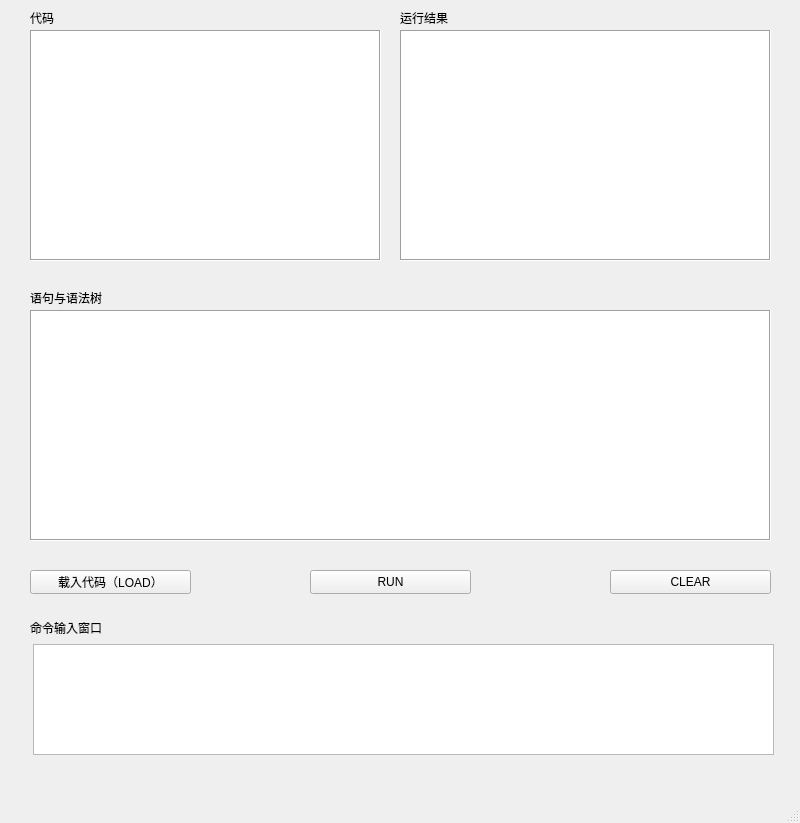
This is minibasic.ui in linin00/minibasic as Qt 5 draws it before an edit. The edited form follows.
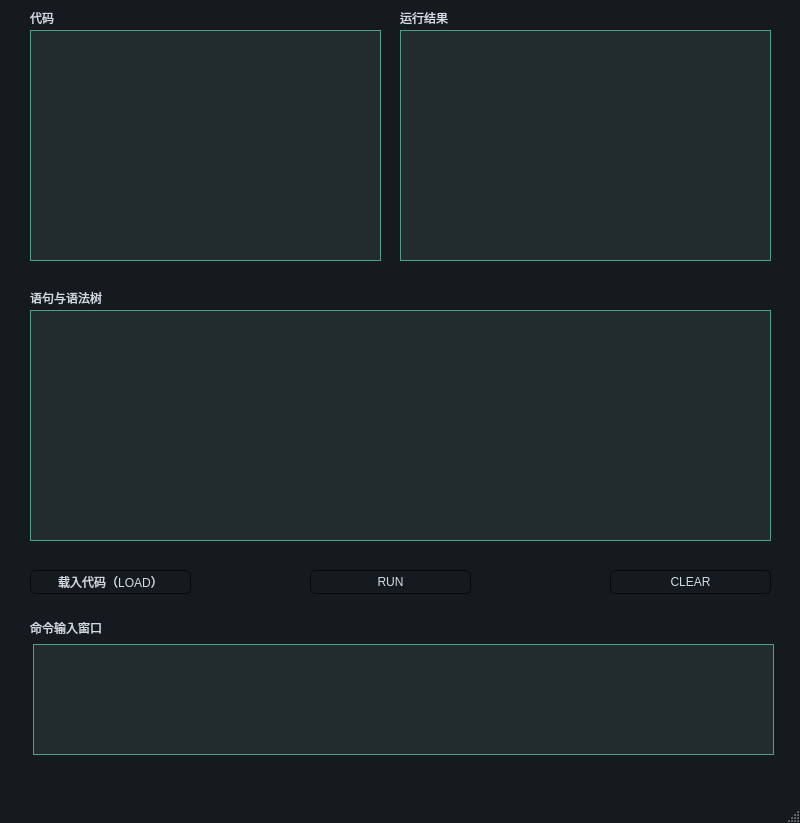
This is the edited form.

Patch:
```diff
--- a/minibasic.ui
+++ b/minibasic.ui
@@ -14,7 +14,537 @@
    <string>minibasic</string>
   </property>
   <property name="styleSheet">
-   <string notr="true"/>
+   <string notr="true">/*
+ManjaroMix Style Sheet for QT Applications
+Author: Jaime A. Quiroga P.
+Company: GTRONICK
+Last updated: 25/02/2020, 15:42.
+Available at: https://github.com/GTRONICK/QSS/blob/master/ManjaroMix.qss
+*/
+QMainWindow {
+	background-color:#151a1e;
+}
+QCalendar {
+	background-color: #151a1e;
+}
+QTextEdit {
+	border-width: 1px;
+	border-style: solid;
+	border-color: #4fa08b;
+	background-color: #222b2e;
+	color: #d3dae3;
+}
+QPlainTextEdit {
+	border-width: 1px;
+	border-style: solid;
+	border-color: #4fa08b;
+	background-color: #222b2e;
+	color: #d3dae3;
+}
+QToolButton {
+	border-style: solid;
+	border-top-color: qlineargradient(spread:pad, x1:0.5, y1:1, x2:0.5, y2:0, stop:0 rgb(215, 215, 215), stop:1 rgb(222, 222, 222));
+	border-right-color: qlineargradient(spread:pad, x1:0, y1:0.5, x2:1, y2:0.5, stop:0 rgb(217, 217, 217), stop:1 rgb(227, 227, 227));
+	border-left-color: qlineargradient(spread:pad, x1:0, y1:0.5, x2:1, y2:0.5, stop:0 rgb(227, 227, 227), stop:1 rgb(217, 217, 217));
+	border-bottom-color: qlineargradient(spread:pad, x1:0.5, y1:1, x2:0.5, y2:0, stop:0 rgb(215, 215, 215), stop:1 rgb(222, 222, 222));
+	border-width: 1px;
+	border-radius: 5px;
+	color: #d3dae3;
+	padding: 2px;
+	background-color: rgb(255,255,255);
+}
+QToolButton:hover{
+	border-style: solid;
+	border-top-color: qlineargradient(spread:pad, x1:0.5, y1:1, x2:0.5, y2:0, stop:0 rgb(195, 195, 195), stop:1 rgb(222, 222, 222));
+	border-right-color: qlineargradient(spread:pad, x1:0, y1:0.5, x2:1, y2:0.5, stop:0 rgb(197, 197, 197), stop:1 rgb(227, 227, 227));
+	border-left-color: qlineargradient(spread:pad, x1:0, y1:0.5, x2:1, y2:0.5, stop:0 rgb(227, 227, 227), stop:1 rgb(197, 197, 197));
+	border-bottom-color: qlineargradient(spread:pad, x1:0.5, y1:1, x2:0.5, y2:0, stop:0 rgb(195, 195, 195), stop:1 rgb(222, 222, 222));
+	border-width: 1px;
+	border-radius: 5px;
+	color: rgb(0,0,0);
+	padding: 2px;
+	background-color: rgb(255,255,255);
+}
+QToolButton:pressed{
+	border-style: solid;
+	border-top-color: qlineargradient(spread:pad, x1:0.5, y1:1, x2:0.5, y2:0, stop:0 rgb(215, 215, 215), stop:1 rgb(222, 222, 222));
+	border-right-color: qlineargradient(spread:pad, x1:0, y1:0.5, x2:1, y2:0.5, stop:0 rgb(217, 217, 217), stop:1 rgb(227, 227, 227));
+	border-left-color: qlineargradient(spread:pad, x1:0, y1:0.5, x2:1, y2:0.5, stop:0 rgb(227, 227, 227), stop:1 rgb(217, 217, 217));
+	border-bottom-color: qlineargradient(spread:pad, x1:0.5, y1:1, x2:0.5, y2:0, stop:0 rgb(215, 215, 215), stop:1 rgb(222, 222, 222));
+	border-width: 1px;
+	border-radius: 5px;
+	color: rgb(0,0,0);
+	padding: 2px;
+	background-color: rgb(142,142,142);
+}
+QPushButton{
+	border-style: solid;
+	border-color: #050a0e;
+	border-width: 1px;
+	border-radius: 5px;
+	color: #d3dae3;
+	padding: 2px;
+	background-color: #151a1e;
+}
+QPushButton::default{
+	border-style: solid;
+	border-color: #050a0e;
+	border-width: 1px;
+	border-radius: 5px;
+	color: #FFFFFF;
+	padding: 2px;
+	background-color: #151a1e;;
+}
+QPushButton:hover{
+	border-style: solid;
+	border-color: #050a0e;
+	border-width: 1px;
+	border-radius: 5px;
+	color: #d3dae3;
+	padding: 2px;
+	background-color: #1c1f1f;
+}
+QPushButton:pressed{
+	border-style: solid;
+	border-color: #050a0e;
+	border-width: 1px;
+	border-radius: 5px;
+	color: #d3dae3;
+	padding: 2px;
+	background-color: #2c2f2f;
+}
+QPushButton:disabled{
+	border-style: solid;
+	border-top-color: qlineargradient(spread:pad, x1:0.5, y1:1, x2:0.5, y2:0, stop:0 rgb(215, 215, 215), stop:1 rgb(222, 222, 222));
+	border-right-color: qlineargradient(spread:pad, x1:0, y1:0.5, x2:1, y2:0.5, stop:0 rgb(217, 217, 217), stop:1 rgb(227, 227, 227));
+	border-left-color: qlineargradient(spread:pad, x1:0, y1:0.5, x2:1, y2:0.5, stop:0 rgb(227, 227, 227), stop:1 rgb(217, 217, 217));
+	border-bottom-color: qlineargradient(spread:pad, x1:0.5, y1:1, x2:0.5, y2:0, stop:0 rgb(215, 215, 215), stop:1 rgb(222, 222, 222));
+	border-width: 1px;
+	border-radius: 5px;
+	color: #808086;
+	padding: 2px;
+	background-color: rgb(142,142,142);
+}
+QLineEdit {
+	border-width: 1px;
+	border-style: solid;
+	border-color: #4fa08b;
+	background-color: #222b2e;
+	color: #d3dae3;
+}
+QLabel {
+	color: #d3dae3;
+}
+QLCDNumber {
+	color: #4d9b87;
+}
+QProgressBar {
+	text-align: center;
+	color: #d3dae3;
+	border-radius: 10px;
+	border-color: transparent;
+	border-style: solid;
+	background-color: #52595d;
+}
+QProgressBar::chunk {
+	background-color: #214037	;
+	border-radius: 10px;
+}
+QMenuBar {
+	background-color: #151a1e;
+}
+QMenuBar::item {
+	color: #d3dae3;
+  	spacing: 3px;
+  	padding: 1px 4px;
+	background-color: #151a1e;
+}
+
+QMenuBar::item:selected {
+  	background-color: #252a2e;
+	color: #FFFFFF;
+}
+QMenu {
+	background-color: #151a1e;
+}
+QMenu::item:selected {
+	background-color: #252a2e;
+	color: #FFFFFF;
+}
+QMenu::item {
+	color: #d3dae3;
+	background-color: #151a1e;
+}
+QTabWidget {
+	color:rgb(0,0,0);
+	background-color:#000000;
+}
+QTabWidget::pane {
+		border-color: #050a0e;
+		background-color: #1e282c;
+		border-style: solid;
+		border-width: 1px;
+    	border-bottom-left-radius: 4px;
+		border-bottom-right-radius: 4px;
+}
+QTabBar::tab:first {
+	border-style: solid;
+	border-left-width:1px;
+	border-right-width:0px;
+	border-top-width:1px;
+	border-bottom-width:0px;
+	border-top-color: #050a0e;
+	border-left-color: #050a0e;
+	border-bottom-color: #050a0e;
+	border-top-left-radius: 4px;
+	color: #d3dae3;
+	padding: 3px;
+	margin-left:0px;
+	background-color: #151a1e;
+}
+QTabBar::tab:last {
+	border-style: solid;
+	border-top-width:1px;
+	border-left-width:1px;
+	border-right-width:1px;
+	border-bottom-width:0px;
+	border-color: #050a0e;
+	border-top-right-radius: 4px;
+	color: #d3dae3;
+	padding: 3px;
+	margin-left:0px;
+	background-color: #151a1e;
+}
+QTabBar::tab {
+	border-style: solid;
+	border-top-width:1px;
+	border-bottom-width:0px;
+	border-left-width:1px;
+	border-top-color: #050a0e;
+	border-left-color: #050a0e;
+	border-bottom-color: #050a0e;
+	color: #d3dae3;
+	padding: 3px;
+	margin-left:0px;
+	background-color: #151a1e;
+}
+QTabBar::tab:selected, QTabBar::tab:last:selected, QTabBar::tab:hover {
+  	border-style: solid;
+  	border-left-width:1px;
+	border-bottom-width:0px;
+	border-right-color: transparent;
+	border-top-color: #050a0e;
+	border-left-color: #050a0e;
+	border-bottom-color: #050a0e;
+	color: #FFFFFF;
+	padding: 3px;
+	margin-left:0px;
+	background-color: #1e282c;
+}
+
+QTabBar::tab:selected, QTabBar::tab:first:selected, QTabBar::tab:hover {
+  	border-style: solid;
+  	border-left-width:1px;
+  	border-bottom-width:0px;
+  	border-top-width:1px;
+	border-right-color: transparent;
+	border-top-color: #050a0e;
+	border-left-color: #050a0e;
+	border-bottom-color: #050a0e;
+	color: #FFFFFF;
+	padding: 3px;
+	margin-left:0px;
+	background-color: #1e282c;
+}
+
+QCheckBox {
+	color: #d3dae3;
+	padding: 2px;
+}
+QCheckBox:disabled {
+	color: #808086;
+	padding: 2px;
+}
+
+QCheckBox:hover {
+	border-radius:4px;
+	border-style:solid;
+	padding-left: 1px;
+	padding-right: 1px;
+	padding-bottom: 1px;
+	padding-top: 1px;
+	border-width:1px;
+	border-color: transparent;
+}
+QCheckBox::indicator:checked {
+
+	height: 10px;
+	width: 10px;
+	border-style:solid;
+	border-width: 1px;
+	border-color: #4fa08b;
+	color: #000000;
+	background-color: qradialgradient(cx:0.4, cy:0.4, radius: 1.5,fx:0, fy:0, stop:0 #1e282c, stop:0.3 #1e282c, stop:0.4 #4fa08b, stop:0.5 #1e282c, stop:1 #1e282c);
+}
+QCheckBox::indicator:unchecked {
+
+	height: 10px;
+	width: 10px;
+	border-style:solid;
+	border-width: 1px;
+	border-color: #4fa08b;
+	color: #000000;
+}
+QRadioButton {
+	color: #d3dae3;
+	padding: 1px;
+}
+QRadioButton::indicator:checked {
+	height: 10px;
+	width: 10px;
+	border-style:solid;
+	border-radius:5px;
+	border-width: 1px;
+	border-color: #4fa08b;
+	color: #a9b7c6;
+	background-color: qradialgradient(cx:0.5, cy:0.5, radius:0.4,fx:0.5, fy:0.5, stop:0 #4fa08b, stop:1 #1e282c);
+}
+QRadioButton::indicator:!checked {
+	height: 10px;
+	width: 10px;
+	border-style:solid;
+	border-radius:5px;
+	border-width: 1px;
+	border-color: #4fa08b;
+	color: #a9b7c6;
+	background-color: transparent;
+}
+QStatusBar {
+	color:#027f7f;
+}
+QSpinBox {
+	color: #d3dae3;
+	background-color: #222b2e;
+	border-width: 1px;
+	border-style: solid;
+	border-color: #4fa08b;
+}
+QDoubleSpinBox {
+	color: #d3dae3;
+	background-color: #222b2e;
+	border-width: 1px;
+	border-style: solid;
+	border-color: #4fa08b;
+}
+QTimeEdit {
+	color: #d3dae3;
+	background-color: #222b2e;
+	border-width: 1px;
+	border-style: solid;
+	border-color: #4fa08b;
+}
+QDateTimeEdit {
+	color: #d3dae3;
+	background-color: #222b2e;
+	border-width: 1px;
+	border-style: solid;
+	border-color: #4fa08b;
+}
+QDateEdit {
+	color: #d3dae3;
+	background-color: #222b2e;
+	border-width: 1px;
+	border-style: solid;
+	border-color: #4fa08b;
+}
+QFontComboBox {
+	color: #d3dae3;
+	background-color: #222b2e;
+	border-width: 1px;
+	border-style: solid;
+	border-color: #4fa08b;
+}
+QComboBox {
+	color: #d3dae3;
+	background-color: #222b2e;
+	border-width: 1px;
+	border-style: solid;
+	border-color: #4fa08b;
+}
+
+QDial {
+	background: #16a085;
+}
+
+QToolBox {
+	color: #a9b7c6;
+	background-color: #222b2e;
+}
+QToolBox::tab {
+	color: #a9b7c6;
+	background-color:#222b2e;
+}
+QToolBox::tab:selected {
+	color: #FFFFFF;
+	background-color:#222b2e;
+}
+QScrollArea {
+	color: #FFFFFF;
+	background-color:#222b2e;
+}
+QSlider::groove:horizontal {
+	height: 5px;
+	background-color: #52595d;
+}
+QSlider::groove:vertical {
+	width: 5px;
+	background-color: #52595d;
+}
+QSlider::handle:horizontal {
+	background: #1a2224;
+	border-style: solid;
+	border-width: 1px;
+	border-color: rgb(207,207,207);
+	width: 12px;
+	margin: -5px 0;
+	border-radius: 7px;
+}
+QSlider::handle:vertical {
+	background: #1a2224;
+	border-style: solid;
+	border-width: 1px;
+	border-color: rgb(207,207,207);
+	height: 12px;
+	margin: 0 -5px;
+	border-radius: 7px;
+}
+QSlider::add-page:horizontal {
+    background: #52595d;
+}
+QSlider::add-page:vertical {
+    background: #52595d;
+}
+QSlider::sub-page:horizontal {
+    background-color: #15433a;
+}
+QSlider::sub-page:vertical {
+    background-color: #15433a;
+}
+QScrollBar:horizontal {
+	max-height: 10px;
+	border: 1px transparent grey;
+	margin: 0px 20px 0px 20px;
+	background: transparent;
+}
+QScrollBar:vertical {
+	max-width: 10px;
+	border: 1px transparent grey;
+	margin: 20px 0px 20px 0px;
+	background: transparent;
+}
+QScrollBar::handle:horizontal {
+	background: #52595d;
+	border-style: transparent;
+	border-radius: 4px;
+	min-width: 25px;
+}
+QScrollBar::handle:horizontal:hover {
+	background: #58a492;
+	border-style: transparent;
+	border-radius: 4px;
+	min-width: 25px;
+}
+QScrollBar::handle:vertical {
+	background: #52595d;
+	border-style: transparent;
+	border-radius: 4px;
+	min-height: 25px;
+}
+QScrollBar::handle:vertical:hover {
+	background: #58a492;
+	border-style: transparent;
+	border-radius: 4px;
+	min-height: 25px;
+}
+QScrollBar::add-line:horizontal {
+   border: 2px transparent grey;
+   border-top-right-radius: 4px;
+   border-bottom-right-radius: 4px;
+   background: #15433a;
+   width: 20px;
+   subcontrol-position: right;
+   subcontrol-origin: margin;
+}
+QScrollBar::add-line:horizontal:pressed {
+   border: 2px transparent grey;
+   border-top-right-radius: 4px;
+   border-bottom-right-radius: 4px;
+   background: rgb(181,181,181);
+   width: 20px;
+   subcontrol-position: right;
+   subcontrol-origin: margin;
+}
+QScrollBar::add-line:vertical {
+   border: 2px transparent grey;
+   border-bottom-left-radius: 4px;
+   border-bottom-right-radius: 4px;
+   background: #15433a;
+   height: 20px;
+   subcontrol-position: bottom;
+   subcontrol-origin: margin;
+}
+QScrollBar::add-line:vertical:pressed {
+   border: 2px transparent grey;
+   border-bottom-left-radius: 4px;
+   border-bottom-right-radius: 4px;
+   background: rgb(181,181,181);
+   height: 20px;
+   subcontrol-position: bottom;
+   subcontrol-origin: margin;
+}
+QScrollBar::sub-line:horizontal {
+   border: 2px transparent grey;
+   border-top-left-radius: 4px;
+   border-bottom-left-radius: 4px;
+   background: #15433a;
+   width: 20px;
+   subcontrol-position: left;
+   subcontrol-origin: margin;
+}
+QScrollBar::sub-line:horizontal:pressed {
+   border: 2px transparent grey;
+   border-top-left-radius: 4px;
+   border-bottom-left-radius: 4px;
+   background: rgb(181,181,181);
+   width: 20px;
+   subcontrol-position: left;
+   subcontrol-origin: margin;
+}
+QScrollBar::sub-line:vertical {
+   border: 2px transparent grey;
+   border-top-left-radius: 4px;
+   border-top-right-radius: 4px;
+   background: #15433a;
+   height: 20px;
+   subcontrol-position: top;
+   subcontrol-origin: margin;
+}
+QScrollBar::sub-line:vertical:pressed {
+   border: 2px transparent grey;
+   border-top-left-radius: 4px;
+   border-top-right-radius: 4px;
+   background: rgb(181,181,181);
+   height: 20px;
+   subcontrol-position: top;
+   subcontrol-origin: margin;
+}
+
+QScrollBar::add-page:horizontal, QScrollBar::sub-page:horizontal {
+   background: none;
+}
+QScrollBar::add-page:vertical, QScrollBar::sub-page:vertical {
+   background: none;
+}</string>
   </property>
   <widget class="QWidget" name="centralwidget">
    <widget class="QLabel" name="label">
```
Left out of the diff: 2 changed lines with no effect on the pictures.
